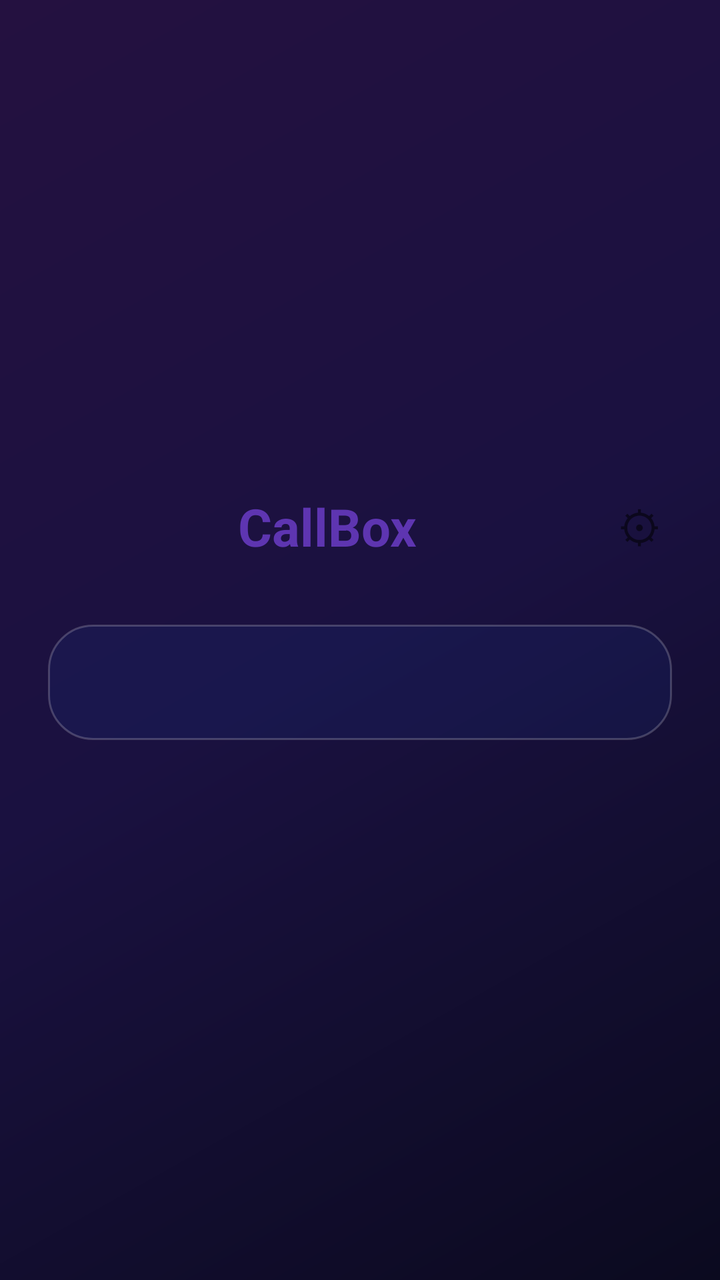
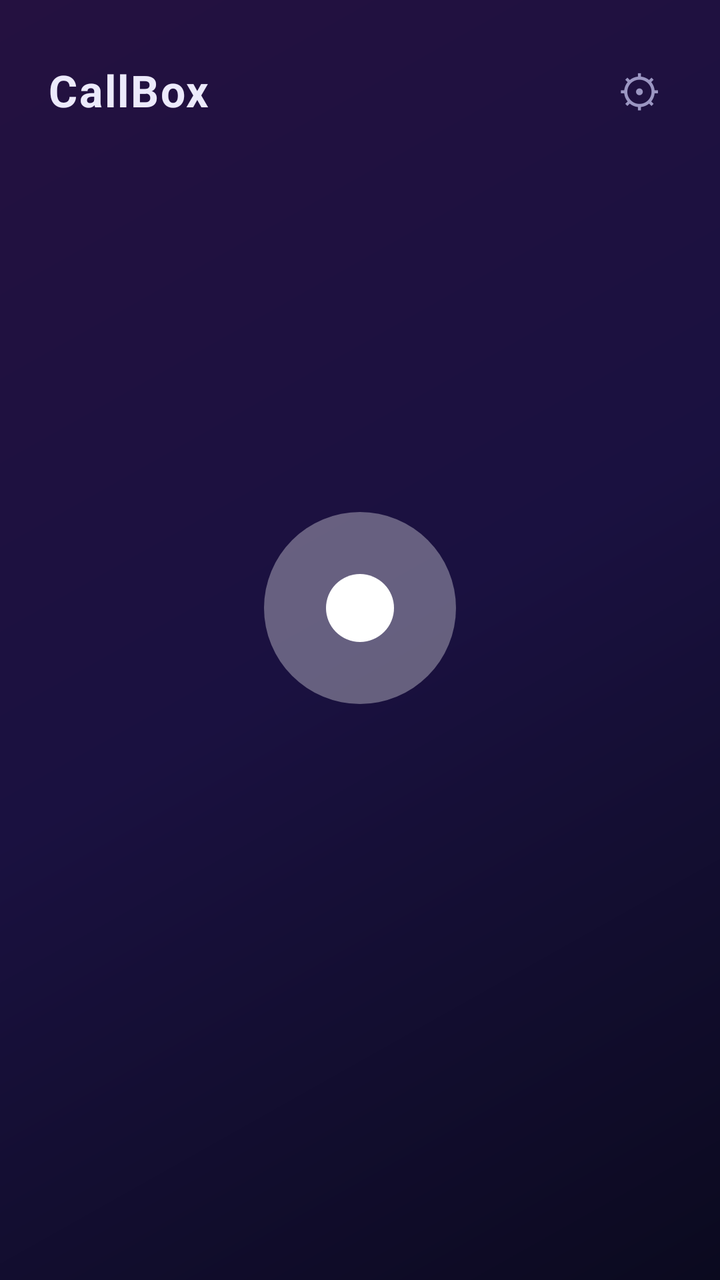

Before-and-after screenshots of an Android layout around one commit, followed by the original layout XML and the change that was made.
<!-- AndroidManifest.xml: application theme Theme.CallBox -->
<!-- res/layout/activity_main.xml -->
<?xml version="1.0" encoding="utf-8"?>
<LinearLayout xmlns:android="http://schemas.android.com/apk/res/android"
    android:layout_width="match_parent"
    android:layout_height="match_parent"
    android:orientation="vertical"
    android:padding="24dp"
    android:gravity="center">

    <LinearLayout
        android:layout_width="match_parent"
        android:layout_height="wrap_content"
        android:gravity="center_vertical"
        android:layout_marginBottom="28dp">

        <TextView
            android:layout_width="0dp"
            android:layout_height="wrap_content"
            android:layout_weight="1"
            android:text="@string/app_name"
            android:textSize="26sp"
            android:textStyle="bold"
            android:textColor="@color/primary_dark"
            android:gravity="center" />

        <TextView
            android:id="@+id/buttonSettings"
            android:layout_width="wrap_content"
            android:layout_height="wrap_content"
            android:text="⚙"
            android:textSize="22sp"
            android:padding="6dp" />

    </LinearLayout>

    <TextView
        android:id="@+id/textStatus"
        android:layout_width="match_parent"
        android:layout_height="wrap_content"
        android:background="@drawable/bg_card"
        android:padding="18dp"
        android:textSize="16sp"
        android:textColor="@color/text_dark"
        android:gravity="center"
        android:layout_marginBottom="28dp" />

    <Button
        android:id="@+id/buttonCall"
        android:layout_width="match_parent"
        android:layout_height="wrap_content"
        android:text="@string/call"
        android:backgroundTint="@color/primary"
        android:textColor="@color/text_on_primary"
        android:visibility="gone" />

    <LinearLayout
        android:id="@+id/incomingBar"
        android:layout_width="match_parent"
        android:layout_height="wrap_content"
        android:orientation="horizontal"
        android:visibility="gone">

        <Button
            android:id="@+id/buttonDecline"
            android:layout_width="0dp"
            android:layout_height="wrap_content"
            android:layout_weight="1"
            android:layout_marginEnd="8dp"
            android:text="@string/decline"
            android:backgroundTint="@color/danger"
            android:textColor="@color/text_on_primary" />

        <Button
            android:id="@+id/buttonAccept"
            android:layout_width="0dp"
            android:layout_height="wrap_content"
            android:layout_weight="1"
            android:layout_marginStart="8dp"
            android:text="@string/accept"
            android:backgroundTint="@color/primary"
            android:textColor="@color/text_on_primary" />

    </LinearLayout>

    <LinearLayout
        android:id="@+id/inCallBar"
        android:layout_width="match_parent"
        android:layout_height="wrap_content"
        android:orientation="vertical"
        android:visibility="gone">

        <LinearLayout
            android:layout_width="match_parent"
            android:layout_height="wrap_content"
            android:orientation="horizontal"
            android:layout_marginBottom="10dp">

            <Button
                android:id="@+id/buttonMute"
                android:layout_width="0dp"
                android:layout_height="wrap_content"
                android:layout_weight="1"
                android:layout_marginEnd="8dp"
                android:text="@string/mute"
                android:backgroundTint="#757575"
                android:textColor="@color/text_on_primary" />

            <Button
                android:id="@+id/buttonSpeaker"
                android:layout_width="0dp"
                android:layout_height="wrap_content"
                android:layout_weight="1"
                android:layout_marginStart="8dp"
                android:text="@string/speaker_off"
                android:backgroundTint="#757575"
                android:textColor="@color/text_on_primary" />

        </LinearLayout>

        <Button
            android:id="@+id/buttonHangup"
            android:layout_width="match_parent"
            android:layout_height="wrap_content"
            android:text="@string/hangup"
            android:backgroundTint="@color/danger_dark"
            android:textColor="@color/text_on_primary" />

    </LinearLayout>

</LinearLayout>
<!-- resources referenced by this layout -->
<resources>
  <color name="danger">#FF5252</color>
  <color name="danger_dark">#D32F2F</color>
  <color name="primary">#7C4DFF</color>
  <color name="primary_dark">#5E35B1</color>
  <color name="text_dark">#ECEAFB</color>
  <color name="text_on_primary">#FFFFFF</color>
  <!-- drawable bg_card (drawable) -->
  <?xml version="1.0" encoding="utf-8"?>
  <shape xmlns:android="http://schemas.android.com/apk/res/android">
      <solid android:color="@color/card_translucent" />
      <stroke android:width="1dp" android:color="#33FFFFFF" />
      <corners android:radius="22dp" />
  </shape>
  <string name="accept">✅ Принять</string>
  <string name="app_name">CallBox</string>
  <string name="call">📞 Позвонить</string>
  <string name="decline">❌ Отклонить</string>
  <string name="hangup">🔴 Сбросить</string>
  <string name="mute">🔇 Микрофон</string>
  <string name="speaker_off">🔈 Громкая связь</string>
  <style name="Theme.CallBox" parent="Theme.MaterialComponents.DayNight.NoActionBar">
          <item name="colorPrimary">@color/primary</item>
          <item name="colorPrimaryDark">@color/primary_dark</item>
          <item name="colorAccent">@color/accent</item>
          <item name="android:windowBackground">@drawable/bg_gradient</item>
          <item name="materialButtonStyle">@style/Widget.CallBox.Button</item>
      </style>
  <color name="card_translucent">#241B3D99</color>
  <color name="accent">#00E5FF</color>
  <!-- drawable bg_gradient (drawable) -->
  <?xml version="1.0" encoding="utf-8"?>
  <shape xmlns:android="http://schemas.android.com/apk/res/android" android:shape="rectangle">
      <gradient
          android:angle="135"
          android:startColor="@color/gradient_start"
          android:centerColor="@color/gradient_mid"
          android:endColor="@color/gradient_end"
          android:type="linear" />
  </shape>
  <style name="Widget.CallBox.Button" parent="Widget.MaterialComponents.Button">
          <item name="cornerRadius">22dp</item>
          <item name="android:textAllCaps">false</item>
          <item name="android:paddingTop">14dp</item>
          <item name="android:paddingBottom">14dp</item>
          <item name="elevation">0dp</item>
      </style>
  <color name="gradient_start">#0B0A1F</color>
  <color name="gradient_mid">#1A1140</color>
  <color name="gradient_end">#241140</color>
</resources>

<!-- the commit's change to res/layout/activity_main.xml (unified diff, before → after) -->
@@ -3,24 +3,22 @@
     android:layout_width="match_parent"
     android:layout_height="match_parent"
     android:orientation="vertical"
-    android:padding="24dp"
-    android:gravity="center">
+    android:padding="24dp">
 
     <LinearLayout
         android:layout_width="match_parent"
         android:layout_height="wrap_content"
-        android:gravity="center_vertical"
-        android:layout_marginBottom="28dp">
+        android:gravity="center_vertical">
 
         <TextView
             android:layout_width="0dp"
             android:layout_height="wrap_content"
             android:layout_weight="1"
             android:text="@string/app_name"
-            android:textSize="26sp"
+            android:textSize="22sp"
             android:textStyle="bold"
-            android:textColor="@color/primary_dark"
-            android:gravity="center" />
+            android:textColor="@color/text_dark"
+            android:letterSpacing="0.04" />
 
         <TextView
             android:id="@+id/buttonSettings"
@@ -28,101 +26,165 @@
             android:layout_height="wrap_content"
             android:text="⚙"
             android:textSize="22sp"
+            android:textColor="@color/text_dim"
             android:padding="6dp" />
 
     </LinearLayout>
 
-    <TextView
-        android:id="@+id/textStatus"
+    <LinearLayout
         android:layout_width="match_parent"
-        android:layout_height="wrap_content"
-        android:background="@drawable/bg_card"
-        android:padding="18dp"
-        android:textSize="16sp"
-        android:textColor="@color/text_dark"
-        android:gravity="center"
-        android:layout_marginBottom="28dp" />
+        android:layout_height="0dp"
+        android:layout_weight="1"
+        android:orientation="vertical"
+        android:gravity="center">
 
-    <Button
-        android:id="@+id/buttonCall"
-        android:layout_width="match_parent"
-        android:layout_height="wrap_content"
-        android:text="@string/call"
-        android:backgroundTint="@color/primary"
-        android:textColor="@color/text_on_primary"
-        android:visibility="gone" />
+        <FrameLayout
+            android:layout_width="96dp"
+            android:layout_height="96dp"
+            android:layout_marginBottom="18dp">
 
-    <LinearLayout
-        android:id="@+id/incomingBar"
-        android:layout_width="match_parent"
-        android:layout_height="wrap_content"
-        android:orientation="horizontal"
-        android:visibility="gone">
+            <View
+                android:id="@+id/statusGlow"
+                android:layout_width="96dp"
+                android:layout_height="96dp"
+                android:background="@drawable/shape_glow" />
+
+            <View
+                android:id="@+id/statusDot"
+                android:layout_width="34dp"
+                android:layout_height="34dp"
+                android:layout_gravity="center"
+                android:background="@drawable/shape_dot" />
+
+        </FrameLayout>
+
+        <TextView
+            android:id="@+id/textStatus"
+            android:layout_width="match_parent"
+            android:layout_height="wrap_content"
+            android:textSize="15sp"
+            android:textColor="@color/text_dim"
+            android:gravity="center"
+            android:layout_marginBottom="36dp" />
 
         <Button
-            android:id="@+id/buttonDecline"
-            android:layout_width="0dp"
-            android:layout_height="wrap_content"
-            android:layout_weight="1"
-            android:layout_marginEnd="8dp"
-            android:text="@string/decline"
-            android:backgroundTint="@color/danger"
-            android:textColor="@color/text_on_primary" />
-
-        <Button
-            android:id="@+id/buttonAccept"
-            android:layout_width="0dp"
-            android:layout_height="wrap_content"
-            android:layout_weight="1"
-            android:layout_marginStart="8dp"
-            android:text="@string/accept"
-            android:backgroundTint="@color/primary"
-            android:textColor="@color/text_on_primary" />
-
-    </LinearLayout>
-
-    <LinearLayout
-        android:id="@+id/inCallBar"
-        android:layout_width="match_parent"
-        android:layout_height="wrap_content"
-        android:orientation="vertical"
-        android:visibility="gone">
+            android:id="@+id/buttonCall"
+            android:layout_width="84dp"
+            android:layout_height="84dp"
+            android:text="📞"
+            android:textSize="30sp"
+            android:background="@drawable/circle_green"
+            android:stateListAnimator="@null"
+            android:visibility="gone" />
 
         <LinearLayout
+            android:id="@+id/incomingBar"
             android:layout_width="match_parent"
             android:layout_height="wrap_content"
             android:orientation="horizontal"
-            android:layout_marginBottom="10dp">
+            android:gravity="center"
+            android:visibility="gone">
 
-            <Button
-                android:id="@+id/buttonMute"
-                android:layout_width="0dp"
+            <LinearLayout
+                android:layout_width="wrap_content"
                 android:layout_height="wrap_content"
-                android:layout_weight="1"
-                android:layout_marginEnd="8dp"
-                android:text="@string/mute"
-                android:backgroundTint="#757575"
-                android:textColor="@color/text_on_primary" />
+                android:orientation="vertical"
+                android:gravity="center"
+                android:layout_marginEnd="36dp">
 
-            <Button
-                android:id="@+id/buttonSpeaker"
-                android:layout_width="0dp"
+                <Button
+                    android:id="@+id/buttonDecline"
+                    android:layout_width="76dp"
+                    android:layout_height="76dp"
+                    android:text="✕"
+                    android:textSize="26sp"
+                    android:background="@drawable/circle_red"
+                    android:stateListAnimator="@null" />
+
+                <TextView
+                    android:layout_width="wrap_content"
+                    android:layout_height="wrap_content"
+                    android:text="@string/decline_label"
+                    android:textColor="@color/text_dim"
+                    android:textSize="12sp"
+                    android:layout_marginTop="8dp" />
+
+            </LinearLayout>
+
+            <LinearLayout
+                android:layout_width="wrap_content"
                 android:layout_height="wrap_content"
-                android:layout_weight="1"
-                android:layout_marginStart="8dp"
-                android:text="@string/speaker_off"
-                android:backgroundTint="#757575"
-                android:textColor="@color/text_on_primary" />
+                android:orientation="vertical"
+                android:gravity="center">
+
+                <Button
+                    android:id="@+id/buttonAccept"
+                    android:layout_width="76dp"
+                    android:layout_height="76dp"
+                    android:text="📞"
+                    android:textSize="26sp"
+                    android:background="@drawable/circle_green"
+                    android:stateListAnimator="@null" />
+
+                <TextView
+                    android:layout_width="wrap_content"
+                    android:layout_height="wrap_content"
+                    android:text="@string/accept_label"
+                    android:textColor="@color/text_dim"
+                    android:textSize="12sp"
+                    android:layout_marginTop="8dp" />
+
+            </LinearLayout>
 
         </LinearLayout>
 
-        <Button
-            android:id="@+id/buttonHangup"
+        <LinearLayout
+            android:id="@+id/inCallBar"
             android:layout_width="match_parent"
             android:layout_height="wrap_content"
-            android:text="@string/hangup"
-            android:backgroundTint="@color/danger_dark"
-            android:textColor="@color/text_on_primary" />
+            android:orientation="vertical"
+            android:gravity="center"
+            android:visibility="gone">
+
+            <LinearLayout
+                android:layout_width="wrap_content"
+                android:layout_height="wrap_content"
+                android:orientation="horizontal"
+                android:layout_marginBottom="28dp">
+
+                <Button
+                    android:id="@+id/buttonMute"
+                    android:layout_width="wrap_content"
+                    android:layout_height="wrap_content"
+                    android:minWidth="0dp"
+                    android:paddingHorizontal="18dp"
+                    android:text="@string/mute"
+                    android:backgroundTint="#33FFFFFF"
+                    android:textColor="@color/text_dark"
+                    android:layout_marginEnd="10dp" />
+
+                <Button
+                    android:id="@+id/buttonSpeaker"
+                    android:layout_width="wrap_content"
+                    android:layout_height="wrap_content"
+                    android:minWidth="0dp"
+                    android:paddingHorizontal="18dp"
+                    android:text="@string/speaker_off"
+                    android:backgroundTint="#33FFFFFF"
+                    android:textColor="@color/text_dark" />
+
+            </LinearLayout>
+
+            <Button
+                android:id="@+id/buttonHangup"
+                android:layout_width="84dp"
+                android:layout_height="84dp"
+                android:text="✕"
+                android:textSize="30sp"
+                android:background="@drawable/circle_red"
+                android:stateListAnimator="@null" />
+
+        </LinearLayout>
 
     </LinearLayout>
 
<!-- resource entries referenced after the edit -->
@@ -1,23 +1,28 @@
 <!-- resources referenced by this layout -->
 <resources>
-  <color name="danger">#FF5252</color>
-  <color name="danger_dark">#D32F2F</color>
-  <color name="primary">#7C4DFF</color>
-  <color name="primary_dark">#5E35B1</color>
   <color name="text_dark">#ECEAFB</color>
-  <color name="text_on_primary">#FFFFFF</color>
-  <!-- drawable bg_card (drawable) -->
+  <color name="text_dim">#9B96C2</color>
+  <!-- drawable circle_green (drawable) -->
   <?xml version="1.0" encoding="utf-8"?>
-  <shape xmlns:android="http://schemas.android.com/apk/res/android">
-      <solid android:color="@color/card_translucent" />
-      <stroke android:width="1dp" android:color="#33FFFFFF" />
-      <corners android:radius="22dp" />
+  <shape xmlns:android="http://schemas.android.com/apk/res/android" android:shape="oval">
+      <solid android:color="@color/call_green" />
   </shape>
-  <string name="accept">✅ Принять</string>
+  <!-- drawable circle_red (drawable) -->
+  <?xml version="1.0" encoding="utf-8"?>
+  <shape xmlns:android="http://schemas.android.com/apk/res/android" android:shape="oval">
+      <solid android:color="@color/danger" />
+  </shape>
+  <!-- drawable shape_dot (drawable) -->
+  <?xml version="1.0" encoding="utf-8"?>
+  <shape xmlns:android="http://schemas.android.com/apk/res/android" android:shape="oval">
+      <solid android:color="#FFFFFF" />
+  </shape>
+  <!-- drawable shape_glow (drawable) -->
+  <?xml version="1.0" encoding="utf-8"?>
+  <shape xmlns:android="http://schemas.android.com/apk/res/android" android:shape="oval">
+      <solid android:color="#55FFFFFF" />
+  </shape>
   <string name="app_name">CallBox</string>
-  <string name="call">📞 Позвонить</string>
-  <string name="decline">❌ Отклонить</string>
-  <string name="hangup">🔴 Сбросить</string>
   <string name="mute">🔇 Микрофон</string>
   <string name="speaker_off">🔈 Громкая связь</string>
   <style name="Theme.CallBox" parent="Theme.MaterialComponents.DayNight.NoActionBar">
@@ -27,7 +32,10 @@
           <item name="android:windowBackground">@drawable/bg_gradient</item>
           <item name="materialButtonStyle">@style/Widget.CallBox.Button</item>
       </style>
-  <color name="card_translucent">#241B3D99</color>
+  <color name="call_green">#00E676</color>
+  <color name="danger">#FF5252</color>
+  <color name="primary">#7C4DFF</color>
+  <color name="primary_dark">#5E35B1</color>
   <color name="accent">#00E5FF</color>
   <!-- drawable bg_gradient (drawable) -->
   <?xml version="1.0" encoding="utf-8"?>
